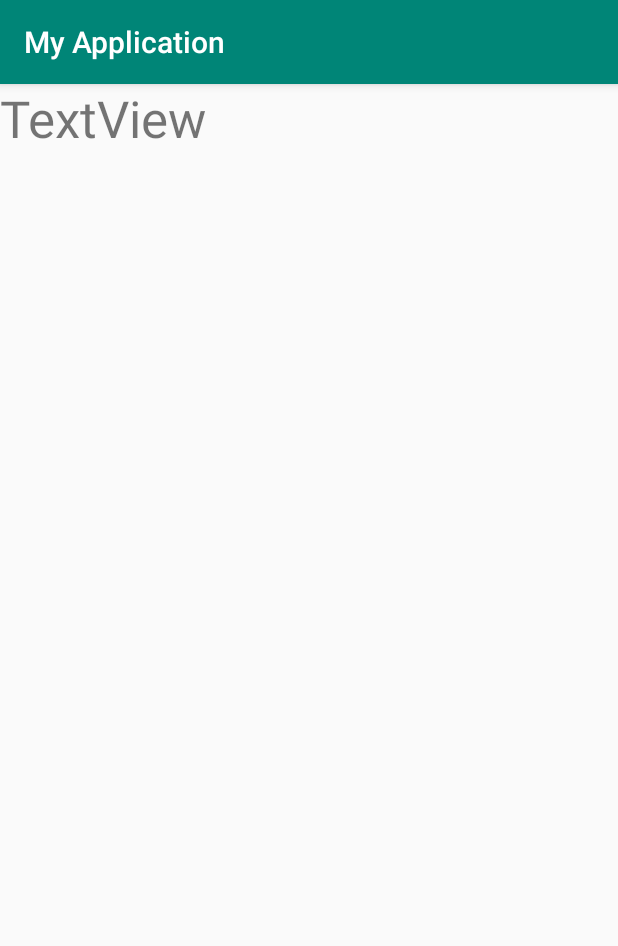
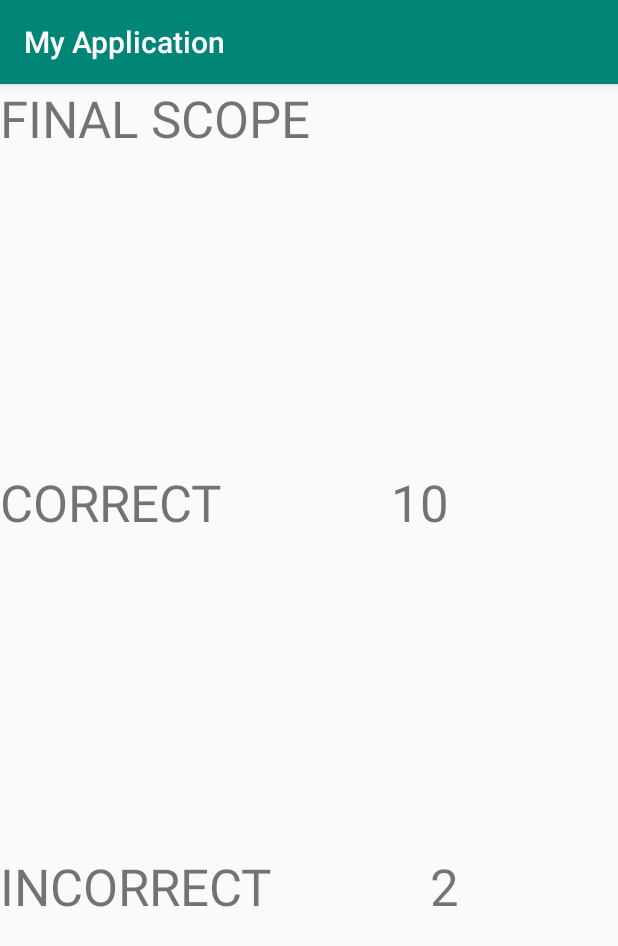
Before and after one commit to reymesson1/android-ejercicio, an Android app: the FinalActivity screen opened directly, with no data from a screen before it, on a phone screen of 412 x 824 dp. Shown: the top 946 px of the screen. Run offline under Robolectric (Android 15) with nearby library versions, the phone set to English and light mode, and no system bars; 2 statements that could not run were skipped.

Commit message:
final solve

```diff
--- a/MyApplication68/app/src/main/java/com/example/myapplication/FinalActivity.java
+++ b/MyApplication68/app/src/main/java/com/example/myapplication/FinalActivity.java
@@ -1,5 +1,6 @@
 package com.example.myapplication;
 
+import android.content.Intent;
 import android.support.v7.app.AppCompatActivity;
 import android.os.Bundle;
 import android.widget.TextView;
@@ -8,6 +9,8 @@ public class FinalActivity extends AppCompatActivity {
 
     private TextView data;
     private TextView data2;
+    private TextView countCorrect;
+    private TextView countInCorrect;
     @Override
     protected void onCreate(Bundle savedInstanceState) {
         super.onCreate(savedInstanceState);
@@ -16,8 +19,17 @@ public class FinalActivity extends AppCompatActivity {
         data = findViewById(R.id.textView13);
         data2 = findViewById(R.id.textView15);
 
+        countCorrect = findViewById(R.id.textView17);
+        countInCorrect = findViewById(R.id.textView18);
+
+        Intent intent = getIntent();
+
+        Bundle extras = intent.getExtras();
+
         //data.setText("Your scope");
-        data.setText(getIntent().getStringExtra("welcome"));
+        countCorrect.setText(extras.getString("correct"));
+        countInCorrect.setText(extras.getString("incorrect"));
+
 
 
     }
--- a/MyApplication68/app/src/main/java/com/example/myapplication/StartActivity.java
+++ b/MyApplication68/app/src/main/java/com/example/myapplication/StartActivity.java
@@ -26,6 +26,8 @@ public class StartActivity extends AppCompatActivity implements SensorEventListe
     private Sensor mySensor;
     private SensorManager SM;
     private int count = 0;
+    private int countCorrect = 0;
+    private int countInCorrect = 0;
     private int index = 0;
     private boolean validate = false;
     private String names[] = {"Donald Trump","Nicolas Maduro","Chin Yu Jum","Capitalismo","Comunismo","Democracia","Socialismo","Voto","Urnas","Derecho","Elecciones","Candidato","Orador","Multitud","Campaña","Bandera","Poder","Publico","Debate","Conflicto","Gobierno","Bien social","Sabiduria","Nepotismo","Historia","Cultura","a","b","c","d","e","f","g","h","i","j","k","l","m","n","o","p","q","r","s","t","u","v","w","x","y","z"};
@@ -112,7 +114,10 @@ public class StartActivity extends AppCompatActivity implements SensorEventListe
         if(timeLeftText.equals("0:01")){
 
             Intent homeIntent = new Intent(StartActivity.this, FinalActivity.class);
-            homeIntent.putExtra("welcome",count);
+            Bundle extras = new Bundle();
+            extras.putString("correct",Integer.toString(countCorrect));
+            extras.putString("incorrect",Integer.toString(countInCorrect));
+            homeIntent.putExtras(extras);
             startActivity(homeIntent);
             finish();
 
@@ -122,15 +127,17 @@ public class StartActivity extends AppCompatActivity implements SensorEventListe
     @Override
     public void onSensorChanged(SensorEvent event) {
 
-        xText.setText("X: " + event.values[0]);
-        yText.setText("Y: " + event.values[1]);
-        zText.setText("Z: " + event.values[2]);
+//        xText.setText("X: " + event.values[0]);
+//        yText.setText("Y: " + event.values[1]);
+//        zText.setText("Z: " + event.values[2]);
 
         if( (event.values[0]>2.8 && event.values[0]<=9) && (event.values[2]>-3 && event.values[2] <4)  ){
 
             linear.setBackgroundColor(Color.BLUE);
             //iText.setText(Integer.toString(count));
             iText.setText(names[index]);
+            //iText.setText(Integer.toString(index));
+
             validate = true;
 
         }else if(event.values[0]>=7 &&event.values[2]<-5){
@@ -139,6 +146,7 @@ public class StartActivity extends AppCompatActivity implements SensorEventListe
             if(validate) {
                 count++;
                 index++;
+                countCorrect++;
                 validate=false;
             }
 
@@ -147,6 +155,7 @@ public class StartActivity extends AppCompatActivity implements SensorEventListe
             if(validate) {
                 count--;
                 index++;
+                countInCorrect--;
                 validate=false;
             }
         }
--- a/MyApplication68/app/src/main/res/layout/activity_final.xml
+++ b/MyApplication68/app/src/main/res/layout/activity_final.xml
@@ -9,25 +9,63 @@
 
     <LinearLayout
         android:layout_width="match_parent"
-        android:layout_height="match_parent"
+        android:layout_height="0dp"
+        android:layout_weight="1"
         android:orientation="horizontal">
 
         <TextView
             android:id="@+id/textView13"
             android:layout_width="wrap_content"
             android:layout_height="wrap_content"
-            android:text="TextView"
-            android:textSize="34sp"
-            tools:layout_editor_absoluteX="88dp"
-            tools:layout_editor_absoluteY="286dp" />
+            android:layout_weight="1"
+            android:text="FINAL SCOPE"
+            android:textSize="34sp" />
+
+    </LinearLayout>
+
+    <LinearLayout
+        android:layout_width="match_parent"
+        android:layout_height="0dp"
+        android:layout_weight="1"
+        android:orientation="horizontal">
 
         <TextView
             android:id="@+id/textView15"
             android:layout_width="wrap_content"
             android:layout_height="wrap_content"
             android:layout_weight="1"
-            android:text="TextView"
+            android:text="CORRECT"
+            android:textSize="34sp" />
+
+        <TextView
+            android:id="@+id/textView17"
+            android:layout_width="wrap_content"
+            android:layout_height="wrap_content"
+            android:layout_weight="1"
+            android:text="10"
             android:textSize="34sp" />
     </LinearLayout>
 
+    <LinearLayout
+        android:layout_width="match_parent"
+        android:layout_height="0dp"
+        android:layout_weight="1"
+        android:orientation="horizontal">
+
+        <TextView
+            android:id="@+id/textView16"
+            android:layout_width="wrap_content"
+            android:layout_height="wrap_content"
+            android:layout_weight="1"
+            android:text="INCORRECT"
+            android:textSize="34sp" />
+
+        <TextView
+            android:id="@+id/textView18"
+            android:layout_width="wrap_content"
+            android:layout_height="wrap_content"
+            android:layout_weight="1"
+            android:text="2"
+            android:textSize="34sp" />
+    </LinearLayout>
 </LinearLayout>
```
